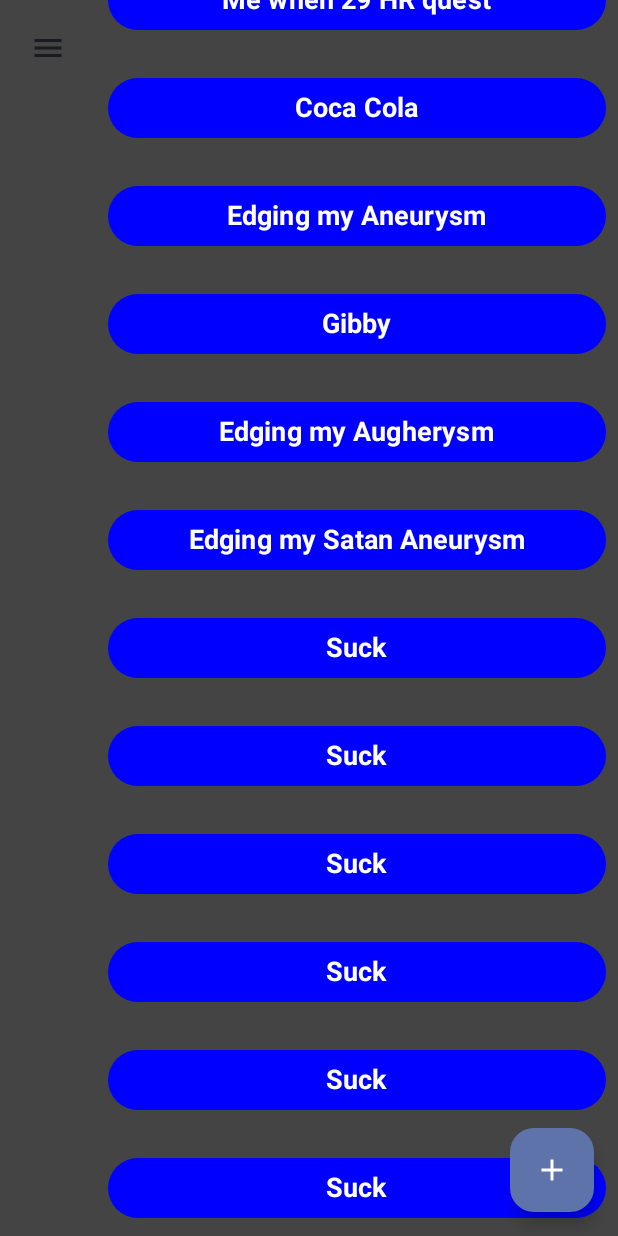
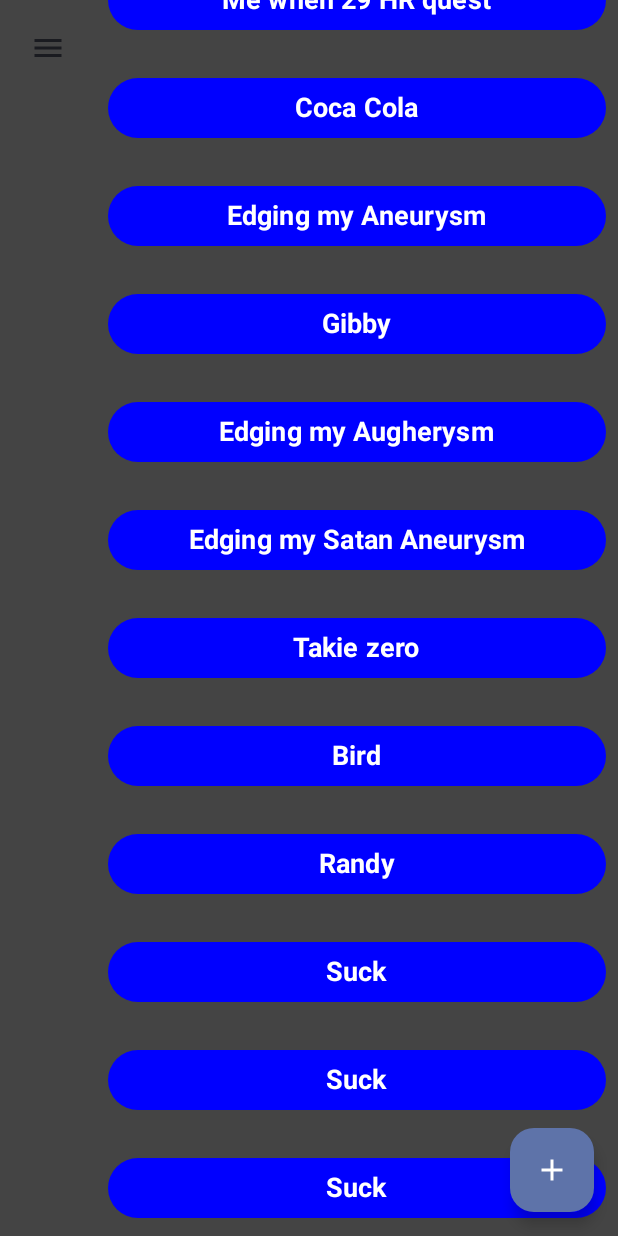
Before and after one commit to Greningas/Custom-Soundboard, an Android app built with Jetpack Compose: the composable SoundboardScreen shown on its own in the app's theme, scrolled down 608 dp, on a phone screen of 412 x 824 dp. Run offline under Robolectric (Android 15) with nearby library versions, the light colour scheme and no system bars.

Commit message:
Added 3 more things

```diff
--- a/app/src/main/java/com/example/customsoundboard/MainActivity.kt
+++ b/app/src/main/java/com/example/customsoundboard/MainActivity.kt
@@ -127,9 +127,9 @@ fun SoundboardScreen(playSound: (Int) -> Unit) {
         ButtonConfig("Gibby", R.raw.gibby),
         ButtonConfig("Edging my Augherysm", R.raw.edging_augherysm),
         ButtonConfig("Edging my Satan Aneurysm", R.raw.edging_satan_anerysm),
-        ButtonConfig("Suck", R.raw.parrot),
-        ButtonConfig("Suck", R.raw.parrot),
-        ButtonConfig("Suck", R.raw.parrot),
+        ButtonConfig("Takie zero", R.raw.mati_i_domino),
+        ButtonConfig("Bird", R.raw.bird_screaming_meme),
+        ButtonConfig("Randy", R.raw.niggers),
         ButtonConfig("Suck", R.raw.parrot),
         ButtonConfig("Suck", R.raw.parrot),
         ButtonConfig("Suck", R.raw.parrot),
```
Also changed, not shown: 4 other files.
